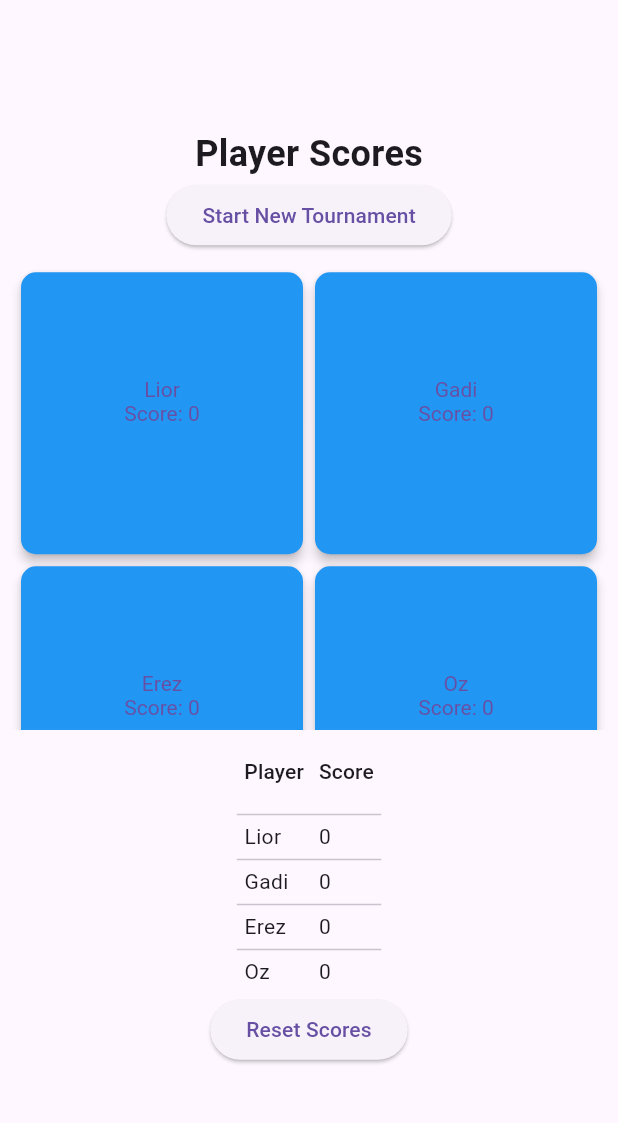
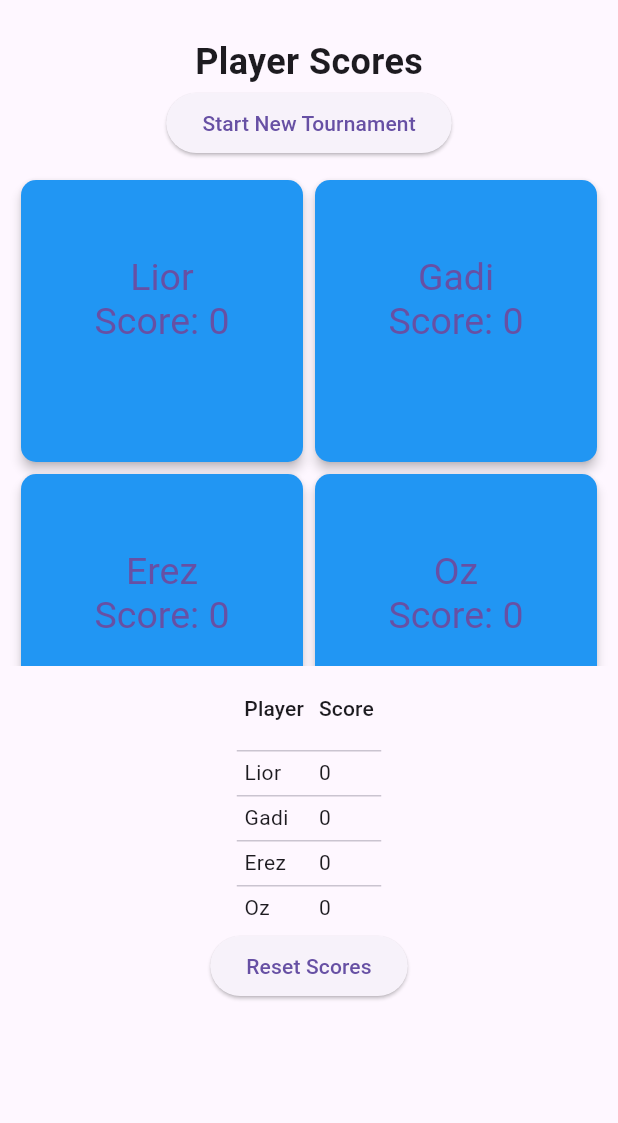
Before and after one commit to liorse/testing_flutter, a Flutter app: the screen it shows after launch, on a phone screen of 412 x 824 dp, the part 63-1186 px from its top. Run offline on Flutter 3.47's test engine with Material 3 defaults, Android fonts, the phone set to English and light mode, and no system bars.

Commit message:
looks better

```diff
--- a/lib/main.dart
+++ b/lib/main.dart
@@ -89,8 +89,9 @@ class ScoreTrackerState extends State<ScoreTracker> {
         title: const Text('Score Tracker'),
       ),
       body: Column(
-        mainAxisAlignment: MainAxisAlignment.center,
+        mainAxisAlignment: MainAxisAlignment.start,
         children: [
+          const SizedBox(height: 10), // Adjust the height as needed
           const Text(
             'Player Scores',
             style: TextStyle(fontSize: 24, fontWeight: FontWeight.bold),
@@ -109,7 +110,7 @@ class ScoreTrackerState extends State<ScoreTracker> {
                   child: ElevatedButton(
                     onPressed: () => awardPoints(player),
                     style: ElevatedButton.styleFrom(
-                      textStyle: const TextStyle(fontSize: 14),
+                      textStyle: const TextStyle(fontSize: 25),
                       backgroundColor: winnersOrder.contains(player)
                           ? Colors.grey
                           : Colors.blue,
@@ -119,9 +120,12 @@ class ScoreTrackerState extends State<ScoreTracker> {
                       elevation: 3,
                       shadowColor: Colors.black,
                     ),
+                    child: FittedBox(
+                      fit: BoxFit.scaleDown,
                       child: Text(
                         '$player\nScore: ${scores[player]}\n${places[player]}',
                         textAlign: TextAlign.center,
+                      ),
                     ),
                   ),
                 );
@@ -129,7 +133,9 @@ class ScoreTrackerState extends State<ScoreTracker> {
             ),
           ),
           Flexible(
-            child: SingleChildScrollView(
+            child: Column(
+              children: [
+                SingleChildScrollView(
                   child: DataTable(
                     columnSpacing: 10.0, // Reduced column spacing
                     horizontalMargin: 5.0, // Reduced horizontal margin
@@ -148,13 +154,15 @@ class ScoreTrackerState extends State<ScoreTracker> {
                     }).toList(),
                   ),
                 ),
-          ),
                 ElevatedButton(
                   onPressed: resetScores,
                   child: const Text('Reset Scores'),
                 ),
               ],
             ),
+          ),
+        ],
+      ),
     );
   }
 }
```
Lines whose indentation alone changed are shown as unchanged.
